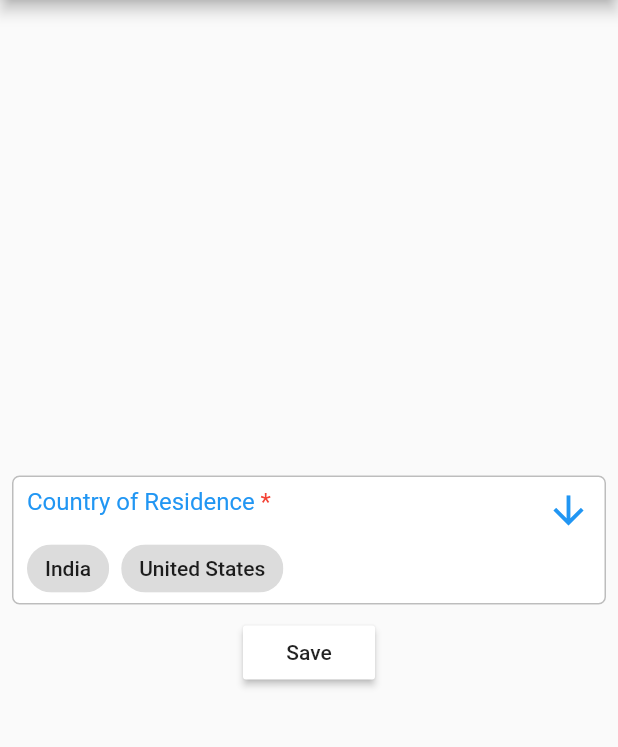
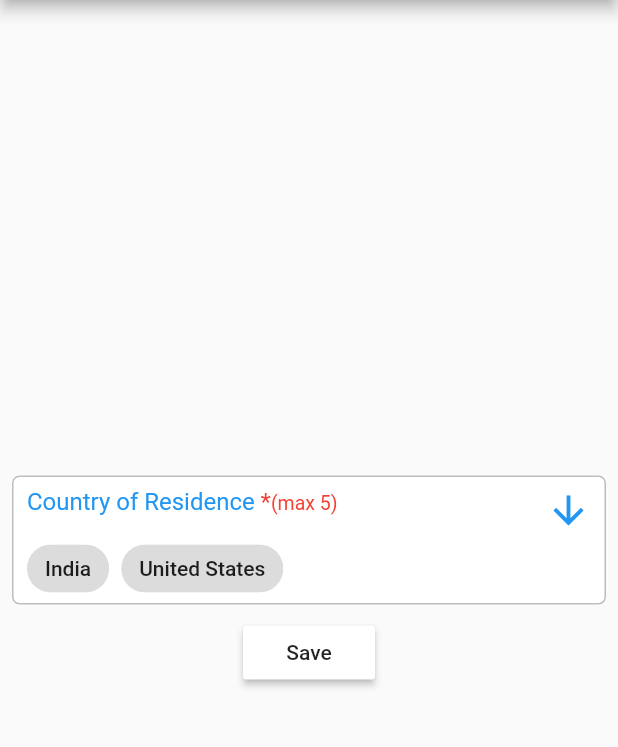
Before and after one commit to hiddencaliber/flutter_multiselect, a Flutter app: the screen it shows after launch, on a phone screen of 412 x 824 dp, the part 84-831 px from its top. Run offline on Flutter 3.47's test engine with Material 2 defaults, Android fonts, the phone set to English and light mode, and no system bars.

Commit message:
- minor changes and bumped up the version

```diff
--- a/lib/flutter_multiselect.dart
+++ b/lib/flutter_multiselect.dart
@@ -122,16 +122,22 @@ class MultiSelect extends FormField<dynamic> {
                                       text: titleText,
                                       style: TextStyle(
                                           fontSize: 16.0, color: Theme.of(state.context).primaryColor),
-                                      children: required
-                                          ? [
+                                      children:
+                                          [
                                               TextSpan(
-                                                text: ' *',
+                                                text: required ? ' *' : '',
                                                 style: TextStyle(
                                                     color: Colors.red,
                                                     fontSize: 16.0),
+                                              ),
+                                              TextSpan(
+                                                text: maxLength != null ? '(max $maxLength)' : '',
+                                                style: TextStyle(
+                                                    color: Colors.red,
+                                                    fontSize: 13.0),
                                               )
                                             ]
-                                          : []),
+                                          ),
                                 ),
                               ),
                               Column(
--- a/pubspec.yaml
+++ b/pubspec.yaml
@@ -1,6 +1,6 @@
 name: flutter_multiselect
 description: Flutter package for multi-select UI widget, that compatible to both iOS and Android and uses neutral design.
-version: 0.3.0
+version: 0.4.0
 author: Vishwajeet Rai <serendipitous11@gmail.com>
 homepage: https://github.com/hiddencaliber/flutter_multiselect
 
```
Also changed, not shown: example/pubspec.lock.
